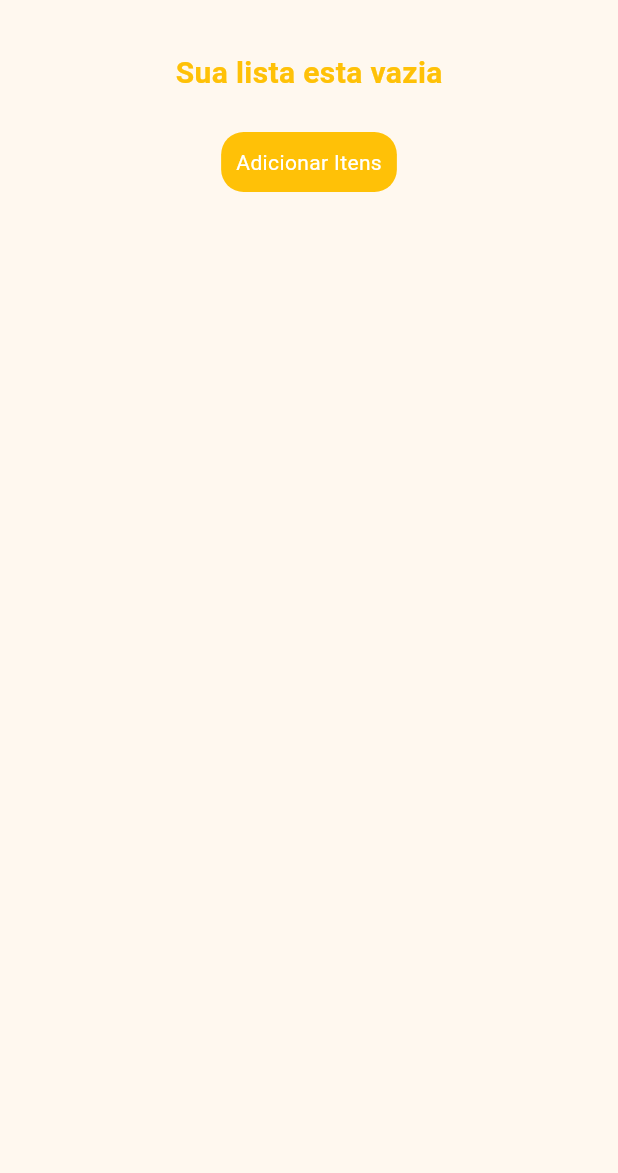
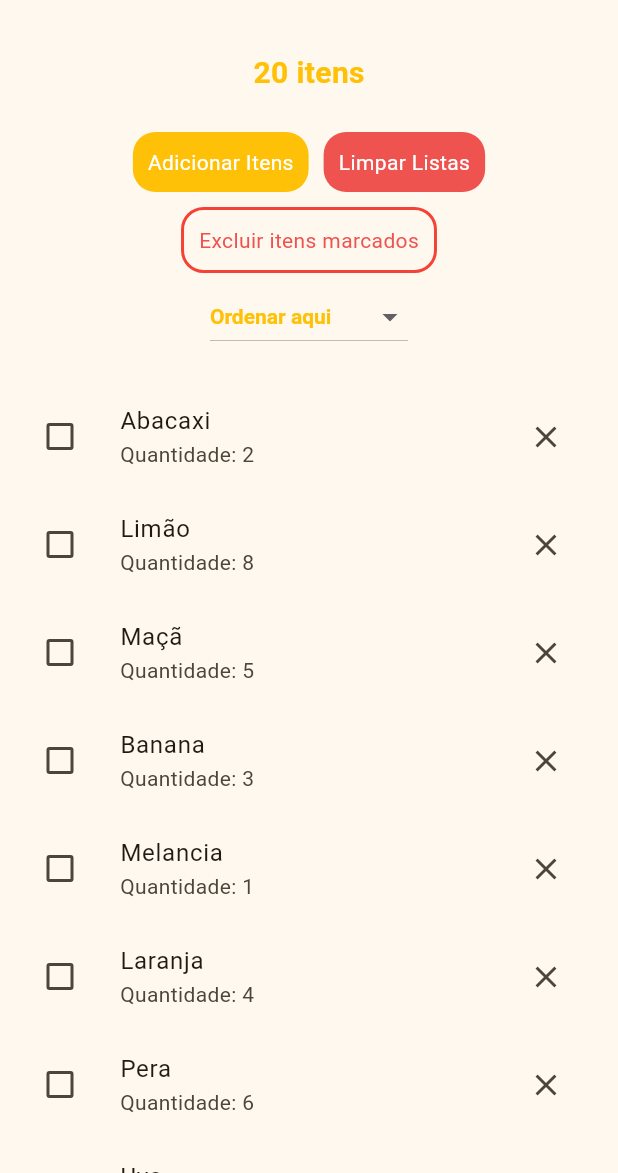
Before and after one commit to rayssamontecchiari/to-buy-list-flutter, a Flutter app: the viewList screen opened directly, on a phone screen of 412 x 824 dp, the part 63-1236 px from its top. Run offline on Flutter 3.47's test engine with Material 2 defaults, Android fonts, the phone set to English and light mode, and no system bars.

Commit message:
feat: adiciona botoes orderby e excluir selecionados

```diff
--- a/lib/context/context.dart
+++ b/lib/context/context.dart
@@ -31,7 +31,28 @@ class userList {
 }
 
 class DataProvider with ChangeNotifier {
-  userList _lista = userList([]);
+  userList _lista = userList([
+    Item('Abacaxi', 2, false),
+    Item('Limão', 8, false),
+    Item('Maçã', 5, false),
+    Item('Banana', 3, false),
+    Item('Melancia', 1, false),
+    Item('Laranja', 4, false),
+    Item('Pera', 6, false),
+    Item('Uva', 2, false),
+    Item('Morango', 1, false),
+    Item('Kiwi', 3, false),
+    Item('Manga', 2, false),
+    Item('Abacate', 4, false),
+    Item('Cenoura', 5, false),
+    Item('Tomate', 3, false),
+    Item('Batata', 6, false),
+    Item('Cebola', 2, false),
+    Item('Alho', 1, false),
+    Item('Brócolis', 3, false),
+    Item('Couve-flor', 2, false),
+    Item('Pimentão', 4, false),
+  ]);
 
   userList get lista => _lista;
 
@@ -49,4 +70,9 @@ class DataProvider with ChangeNotifier {
     _lista.itens.clear();
     notifyListeners();
   }
+
+  void removeCheckeds() {
+    _lista.itens.removeWhere((item) => item._checked == true);
+    notifyListeners();
+  }
 }
--- a/lib/homePage.dart
+++ b/lib/homePage.dart
@@ -39,7 +39,6 @@ class _HomePageState extends State<HomePage> {
               crossAxisAlignment: CrossAxisAlignment.center,
               children: [
                 InkWell(
-                  highlightColor: Colors.amber,
                   onTap: () => {
                     Navigator.push(
                       context,
--- a/lib/pagesSecundarys/addItem.dart
+++ b/lib/pagesSecundarys/addItem.dart
@@ -93,7 +93,7 @@ class _addItemsToListState extends State<addItemsToList> {
                       final dataProvider =
                           Provider.of<DataProvider>(context, listen: false);
 
-                      if (_newItemName != '' || _newItemQtd != 0) {
+                      if (_newItemName != '' && _newItemQtd != 0) {
                         Item _newListItem =
                             Item(_newItemName, _newItemQtd, false);
 
--- a/lib/pagesSecundarys/viewList.dart
+++ b/lib/pagesSecundarys/viewList.dart
@@ -18,8 +18,34 @@ class _viewListState extends State<viewList> {
     final dataProvider = Provider.of<DataProvider>(context);
     final _userList = dataProvider.lista.itens;
 
-    String title =
-        _userList.length > 0 ? "Aqui está sua lista" : "Sua lista esta vazia";
+    int qtdItens = _userList.length;
+
+    String titleItens =
+        _userList.length <= 1 ? '$qtdItens item' : '$qtdItens itens';
+
+    String title = _userList.length > 0 ? titleItens : "Sua lista esta vazia";
+
+    String? _dropdownValue = "Ordenar aqui";
+
+    void sortList(String? newSelected) {
+      setState(() {
+        _dropdownValue = newSelected;
+
+        switch (newSelected) {
+          case ('Ordem alfabética'):
+            _userList.sort((a, b) => a.name.compareTo(b.name));
+
+          case ('Marcados'):
+            _userList.sort((a, b) => a.checked ? -1 : 1);
+
+          case ('Não Marcados'):
+            _userList.sort((a, b) => a.checked ? 1 : -1);
+
+          case ('Não Marcados'):
+            _userList.sort((a, b) => a.quantity.compareTo(b.quantity));
+        }
+      });
+    }
 
     return Scaffold(
       appBar: AppBar(
@@ -85,6 +111,60 @@ class _viewListState extends State<viewList> {
                   ),
               ],
             ),
+            if (_userList.length > 0)
+              InkWell(
+                highlightColor: Colors.red[400],
+                onTap: () {
+                  final dataProvider =
+                      Provider.of<DataProvider>(context, listen: false);
+
+                  dataProvider.removeCheckeds();
+                },
+                child: Container(
+                  decoration: BoxDecoration(
+                    borderRadius: BorderRadius.circular(15),
+                    border: Border.all(
+                      color: Colors.red,
+                      width: 2,
+                    ),
+                  ),
+                  margin: const EdgeInsets.all(5),
+                  padding: const EdgeInsets.all(10),
+                  child: Text("Excluir itens marcados",
+                      style: TextStyle(color: Colors.red[400])),
+                ),
+              ),
+            if (_userList.length > 1)
+              Row(
+                mainAxisAlignment: MainAxisAlignment.center,
+                children: [
+                  DropdownButton(
+                    items: const [
+                      DropdownMenuItem(
+                        child: Text("Ordenar aqui"),
+                        value: "Ordenar aqui",
+                      ),
+                      DropdownMenuItem(
+                        child: Text("Ordem alfabética"),
+                        value: "Ordem alfabética",
+                      ),
+                      DropdownMenuItem(
+                        child: Text("Marcados"),
+                        value: "Marcados",
+                      ),
+                      DropdownMenuItem(
+                        child: Text("Não Marcados"),
+                        value: "Não Marcados",
+                      ),
+                    ],
+                    value: _dropdownValue,
+                    onChanged: (value) => sortList(value),
+                    // isExpanded: true,
+                    style: const TextStyle(
+                        color: Colors.amber, fontWeight: FontWeight.bold),
+                  ),
+                ],
+              ),
             Expanded(
               child: ListView.builder(
                 padding: EdgeInsets.only(top: 20),
@@ -113,7 +193,8 @@ class _viewListState extends State<viewList> {
 
                         dataProvider.removeItem(item.id);
                       },
-                      ));
+                    ),
+                  );
                 },
               ),
             ),
```
Lines whose indentation alone changed are shown as unchanged.
